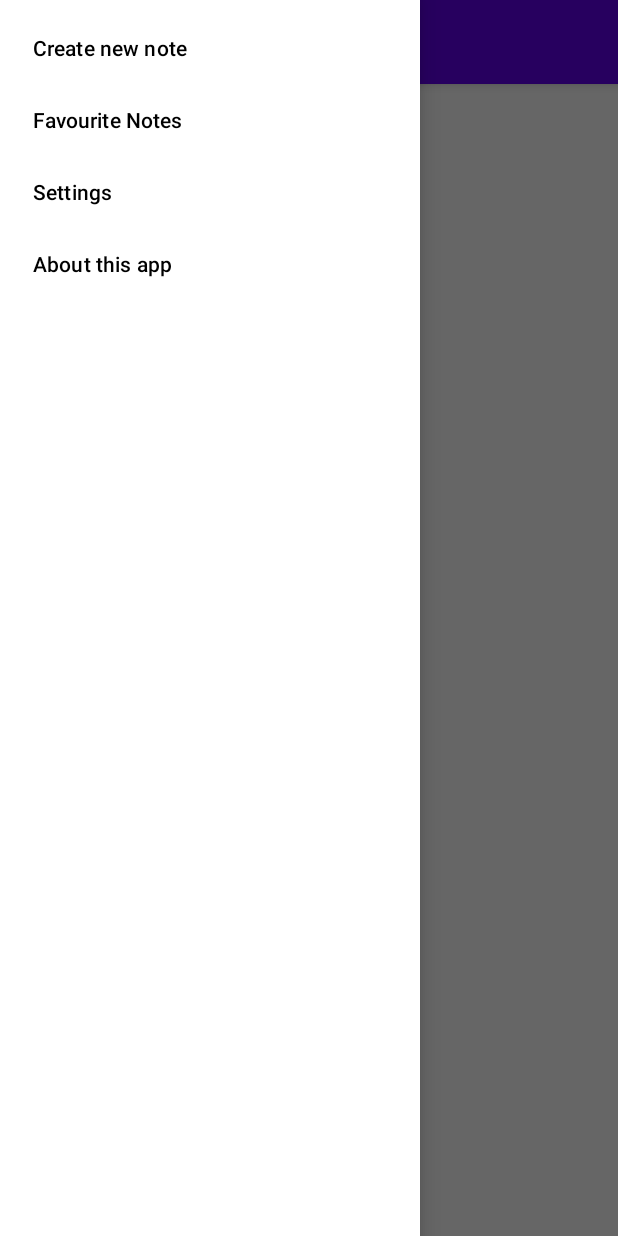
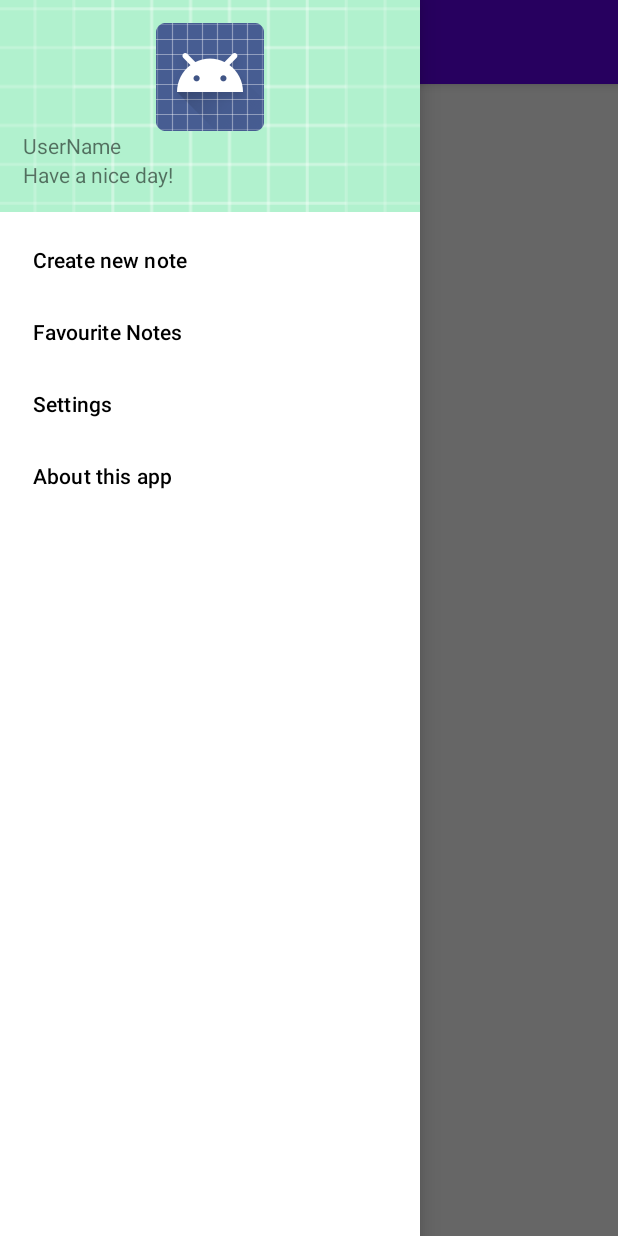
Before and after one commit to PrinceSch/MyNoteApp, an Android app: the screen it shows after launch (MainActivity), with the side drawer open, on a phone screen of 412 x 824 dp. Run offline under Robolectric (Android 15) with nearby library versions, the phone set to English and light mode, and no system bars.

Commit message:
3. * Создайте полноценный заголовок для NavigationDrawer’а. К примеру, аватарка пользователя, его имя и какая-то дополнительная информация.

```diff
--- a/app/src/main/java/ru/geeekbrains/mynoteapp/MainActivity.java
+++ b/app/src/main/java/ru/geeekbrains/mynoteapp/MainActivity.java
@@ -21,16 +21,7 @@ import ru.geeekbrains.mynoteapp.ui.NoteDetailActivity;
 import ru.geeekbrains.mynoteapp.ui.NoteDetailFragment;
 import ru.geeekbrains.mynoteapp.ui.NoteListFragment;
 
-/*
-1. Подумайте о функционале вашего приложения заметок. Какие экраны там могут быть, помимо основного со списком заметок?
-Как можно использовать меню и всплывающее меню в вашем приложении? Не обязательно сразу пытаться реализовать весь этот
-функционал, достаточно создать макеты и структуру, а реализацию пока заменить на заглушки или всплывающие уведомления (Toast).
-Используйте подход Single Activity для отображения экранов.
-
-2. Создайте боковое навигационное меню для своего приложения и добавьте туда хотя бы один экран,
-например «Настройки» или «О приложении».
-
-3. * Создайте полноценный заголовок для NavigationDrawer’а. К примеру, аватарка пользователя,
+/* 3. Создайте полноценный заголовок для NavigationDrawer’а. К примеру, аватарка пользователя,
 его имя и какая-то дополнительная информация.*/
 
 public class MainActivity extends AppCompatActivity implements NoteListFragment.OnNoteClicked {
--- a/app/src/main/res/layout/activity_main.xml
+++ b/app/src/main/res/layout/activity_main.xml
@@ -5,18 +5,19 @@
     android:id="@+id/main_screen"
     android:layout_width="match_parent"
     android:layout_height="match_parent"
-    android:fitsSystemWindows="true"
     tools:context=".MainActivity" >
 
-    <include layout="@layout/fragment_layout"/>
+    <include layout="@layout/fragment_layout"
+        android:layout_width="match_parent"
+        android:layout_height="match_parent" />
 
     <com.google.android.material.navigation.NavigationView
         android:id="@+id/menu_view"
         android:layout_width="wrap_content"
         android:layout_height="match_parent"
-        android:fitsSystemWindows="true"
         android:layout_gravity="start"
         app:menu="@menu/main_menu"
+        app:headerLayout="@layout/navigation_drawer_head"
         />
 
     </androidx.drawerlayout.widget.DrawerLayout>
--- a/app/src/main/res/layout/fragment_layout.xml
+++ b/app/src/main/res/layout/fragment_layout.xml
@@ -27,6 +27,6 @@
         app:layout_constraintTop_toBottomOf="@id/app_bar"
         app:layout_constraintEnd_toEndOf="parent"
         app:layout_constraintBottom_toBottomOf="parent"
-        android:id="@+id/notes_fragment"/>
+        android:id="@+id/notes_fragment" />
 
 </androidx.constraintlayout.widget.ConstraintLayout>
--- /dev/null
+++ b/app/src/main/res/layout/navigation_drawer_head.xml
@@ -0,0 +1,37 @@
+<?xml version="1.0" encoding="utf-8"?>
+<FrameLayout xmlns:android="http://schemas.android.com/apk/res/android"
+    xmlns:app="http://schemas.android.com/apk/res-auto"
+    android:layout_width="match_parent"
+    android:layout_height="match_parent">
+
+    <ImageView
+        android:layout_width="match_parent"
+        android:layout_height="match_parent"
+        android:alpha="0.4"
+        android:scaleType="centerCrop"
+        android:src="@drawable/ic_launcher_background" />
+
+    <LinearLayout
+        android:layout_width="match_parent"
+        android:layout_height="match_parent"
+        android:orientation="vertical"
+        android:padding="@dimen/default_padding">
+
+        <ImageView
+            android:layout_width="match_parent"
+            android:layout_height="wrap_content"
+            app:srcCompat="@android:drawable/sym_def_app_icon" />
+
+        <TextView
+            android:layout_width="match_parent"
+            android:layout_height="wrap_content"
+            android:text="@string/username" />
+
+        <TextView
+            android:layout_width="match_parent"
+            android:layout_height="wrap_content"
+            android:text="@string/have_a_nice_day" />
+
+    </LinearLayout>
+
+</FrameLayout>
--- a/app/src/main/res/values/strings.xml
+++ b/app/src/main/res/values/strings.xml
@@ -20,5 +20,7 @@
     <string name="about">About this app</string>
     <string name="creator">Creator: PrinceSch</string>
     <string name="year">Year: 2021</string>
+    <string name="username">UserName</string>
+    <string name="have_a_nice_day">Have a nice day!</string>
 
 </resources>
```
